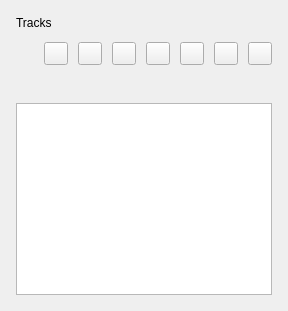
First picture: the form in ui/mydata/HistoryTrackTab.ui, repository OpenFairWind/FairWindSK, before the edit.
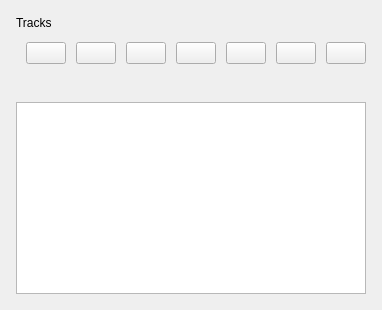
Second picture: the form after the edit. Custom widgets are drawn as their Qt base class.

```diff
--- a/ui/mydata/HistoryTrackTab.ui
+++ b/ui/mydata/HistoryTrackTab.ui
@@ -34,25 +34,25 @@
       <widget class="fairwindsk::ui::widgets::TouchComboBox" name="comboBoxDuration"/>
      </item>
      <item>
-      <widget class="QToolButton" name="toolButtonOpen"/>
+      <widget class="QPushButton" name="toolButtonOpen"/>
      </item>
      <item>
-      <widget class="QToolButton" name="toolButtonEdit"/>
+      <widget class="QPushButton" name="toolButtonEdit"/>
      </item>
      <item>
-      <widget class="QToolButton" name="toolButtonAdd"/>
+      <widget class="QPushButton" name="toolButtonAdd"/>
      </item>
      <item>
-      <widget class="QToolButton" name="toolButtonDelete"/>
+      <widget class="QPushButton" name="toolButtonDelete"/>
      </item>
      <item>
-      <widget class="QToolButton" name="toolButtonImport"/>
+      <widget class="QPushButton" name="toolButtonImport"/>
      </item>
      <item>
-      <widget class="QToolButton" name="toolButtonExport"/>
+      <widget class="QPushButton" name="toolButtonExport"/>
      </item>
      <item>
-      <widget class="QToolButton" name="toolButtonRefresh"/>
+      <widget class="QPushButton" name="toolButtonRefresh"/>
      </item>
     </layout>
    </item>
```
